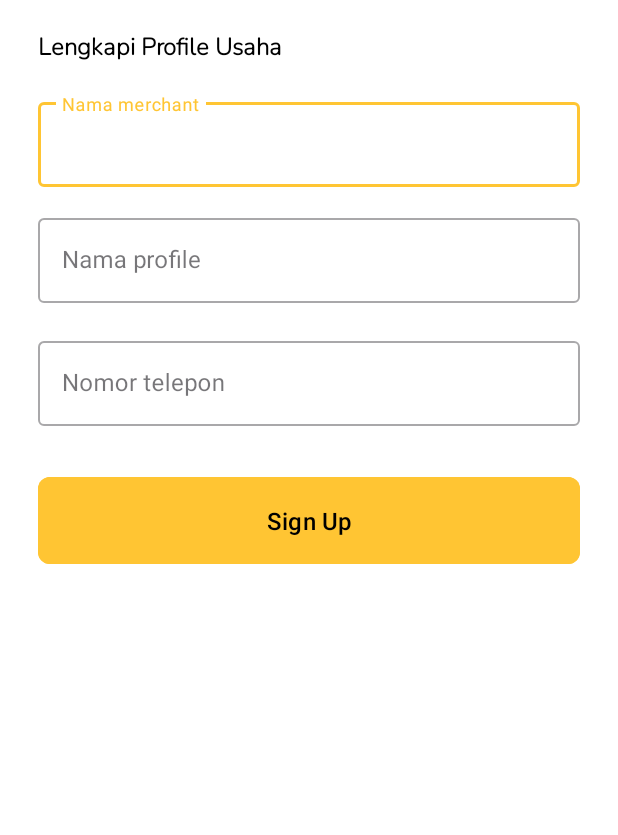
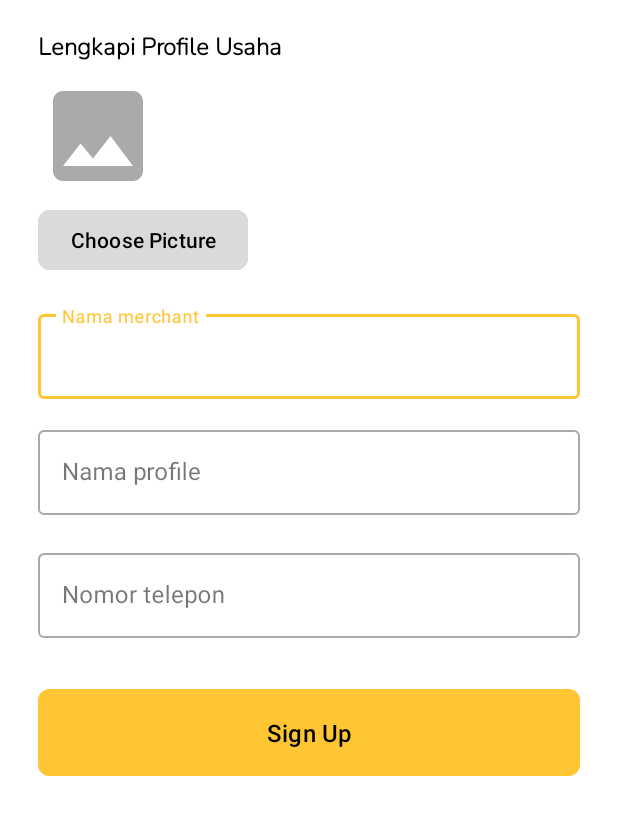
Before and after one commit to jajan-yuk/mobile-jajanyuk, an Android app: the RegisterPedagangActivity screen opened directly, with no data from a screen before it, on a phone screen of 412 x 824 dp, the part 201-1036 px from its top. Run offline under Robolectric (Android 15) with nearby library versions, the phone set to English and light mode, and no system bars; pictures from the network do not load.

Commit message:
style: add ui profile picture

```diff
--- /dev/null
+++ b/app/src/main/res/drawable/ic_place_holder.xml
@@ -0,0 +1,5 @@
+<vector android:height="24dp" android:tint="@android:color/darker_gray"
+    android:viewportHeight="24" android:viewportWidth="24"
+    android:width="24dp" xmlns:android="http://schemas.android.com/apk/res/android">
+    <path android:fillColor="@android:color/darker_gray" android:pathData="M21,19V5c0,-1.1 -0.9,-2 -2,-2H5c-1.1,0 -2,0.9 -2,2v14c0,1.1 0.9,2 2,2h14c1.1,0 2,-0.9 2,-2zM8.5,13.5l2.5,3.01L14.5,12l4.5,6H5l3.5,-4.5z"/>
+</vector>
--- a/app/src/main/res/layout/activity_register_pedagang.xml
+++ b/app/src/main/res/layout/activity_register_pedagang.xml
@@ -59,7 +59,30 @@
                 app:fontFamily="@font/nunito_light"
                 app:layout_constraintStart_toStartOf="parent"
                 app:layout_constraintTop_toBottomOf="@+id/iv_logo" />
+            <ImageView
+                android:id="@+id/previewImageView"
+                android:layout_width="80dp"
+                android:layout_height="80dp"
+                android:layout_marginTop="8dp"
+                android:layout_marginBottom="8dp"
+                app:layout_constraintStart_toStartOf="parent"
+                app:layout_constraintTop_toBottomOf="@id/tvTitle"
+                app:srcCompat="@drawable/ic_place_holder" />
 
+            <com.google.android.material.button.MaterialButton
+                android:id="@+id/btn_choose"
+                android:layout_width="140dp"
+                android:layout_height="wrap_content"
+                android:text="Choose Picture"
+                app:cornerRadius="8dp"
+                android:layout_marginTop="5dp"
+                android:padding="1dp"
+                android:textSize="14sp"
+                android:textColor="@color/black"
+                android:backgroundTint="#DADADA"
+                app:layout_constraintStart_toStartOf="parent"
+                app:layout_constraintTop_toBottomOf="@+id/previewImageView"
+                />
             <com.google.android.material.textfield.TextInputLayout
                 android:id="@+id/fullnameEditTextLayout"
                 android:layout_width="match_parent"
@@ -69,7 +92,7 @@
                 style="@style/Widget.MaterialComponents.TextInputLayout.OutlinedBox"
                 app:layout_constraintStart_toStartOf="parent"
                 app:layout_constraintEnd_toEndOf="parent"
-                app:layout_constraintTop_toBottomOf="@id/tvTitle"
+                app:layout_constraintTop_toBottomOf="@id/btn_choose"
                 >
 
                 <com.google.android.material.textfield.TextInputEditText
```
Also changed, not shown: app/src/main/AndroidManifest.xml (+19 -5 lines), app/src/main/java/com/example/jajanyuk/ui/auth/register/pedagang/RegisterPedagangActivity.kt (+43 -0 lines).
